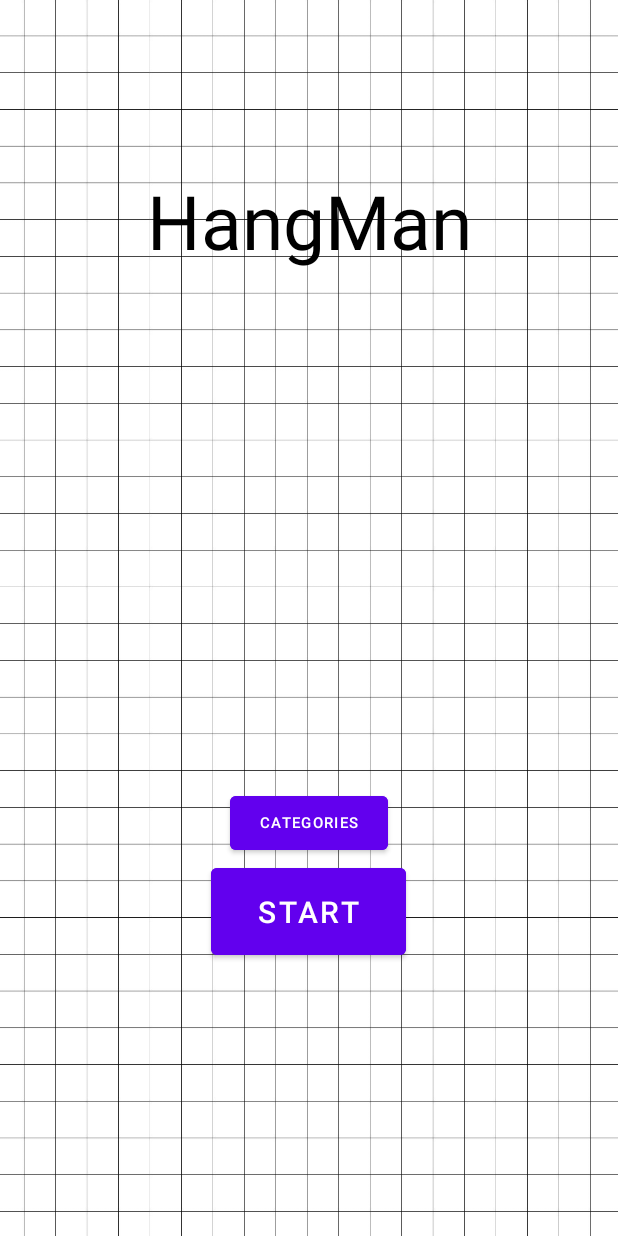
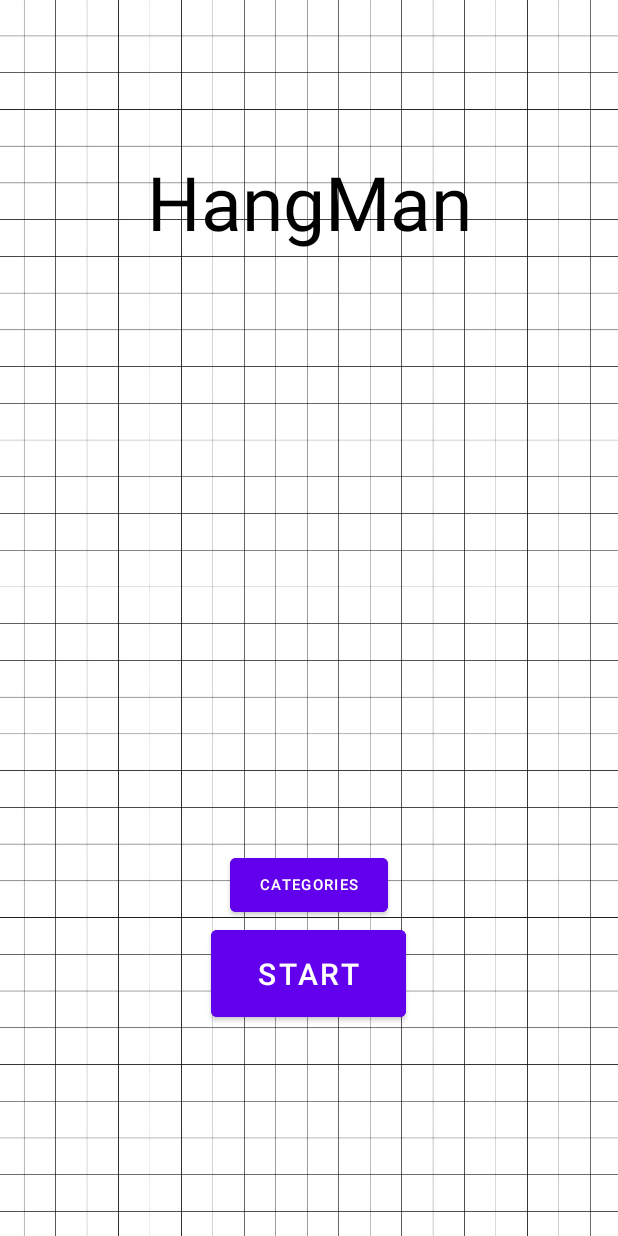
Before and after one commit to mhmdserhan/HangManGame, an Android app: the screen it shows after launch (MainActivity), on a phone screen of 412 x 824 dp. Run offline under Robolectric (Android 15) with nearby library versions, the phone set to English and light mode, and no system bars.

Commit message:
editing main layout

```diff
--- a/app/src/main/res/layout/activity_main.xml
+++ b/app/src/main/res/layout/activity_main.xml
@@ -18,34 +18,19 @@
         app:layout_constraintLeft_toLeftOf="parent"
         app:layout_constraintRight_toRightOf="parent"
         app:layout_constraintTop_toTopOf="parent"
-        app:layout_constraintVertical_bias="0.150"/>
+        app:layout_constraintVertical_bias="0.133"/>
 
     <LinearLayout
         android:layout_width="match_parent"
         android:layout_height="wrap_content"
-        android:layout_marginTop="344dp"
         android:gravity="center"
         android:orientation="vertical"
+        app:layout_constraintBottom_toBottomOf="parent"
         app:layout_constraintEnd_toEndOf="parent"
         app:layout_constraintHorizontal_bias="0.0"
         app:layout_constraintStart_toStartOf="parent"
-        app:layout_constraintTop_toBottomOf="@+id/titleTv">
-
-        <!--        <Button-->
-        <!--            android:layout_width="105dp"-->
-        <!--            android:layout_height="wrap_content"-->
-        <!--            android:text="Catagories"-->
-        <!--            android:textSize="10dp"-->
-        <!--            android:backgroundTint="@color/purple_500"-->
-        <!--            android:textColor="@color/white"-->
-        <!--            />-->
-
-        <!--        <Button-->
-        <!--            android:layout_width="130dp"-->
-        <!--            android:layout_height="wrap_content"-->
-        <!--            android:text="Start"-->
-        <!--            android:backgroundTint="@color/purple_500"-->
-        <!--            android:textColor="@color/white"/>-->
+        app:layout_constraintTop_toTopOf="parent"
+        app:layout_constraintVertical_bias="0.802">
 
         <Button
             android:id="@+id/btnCat"
```
